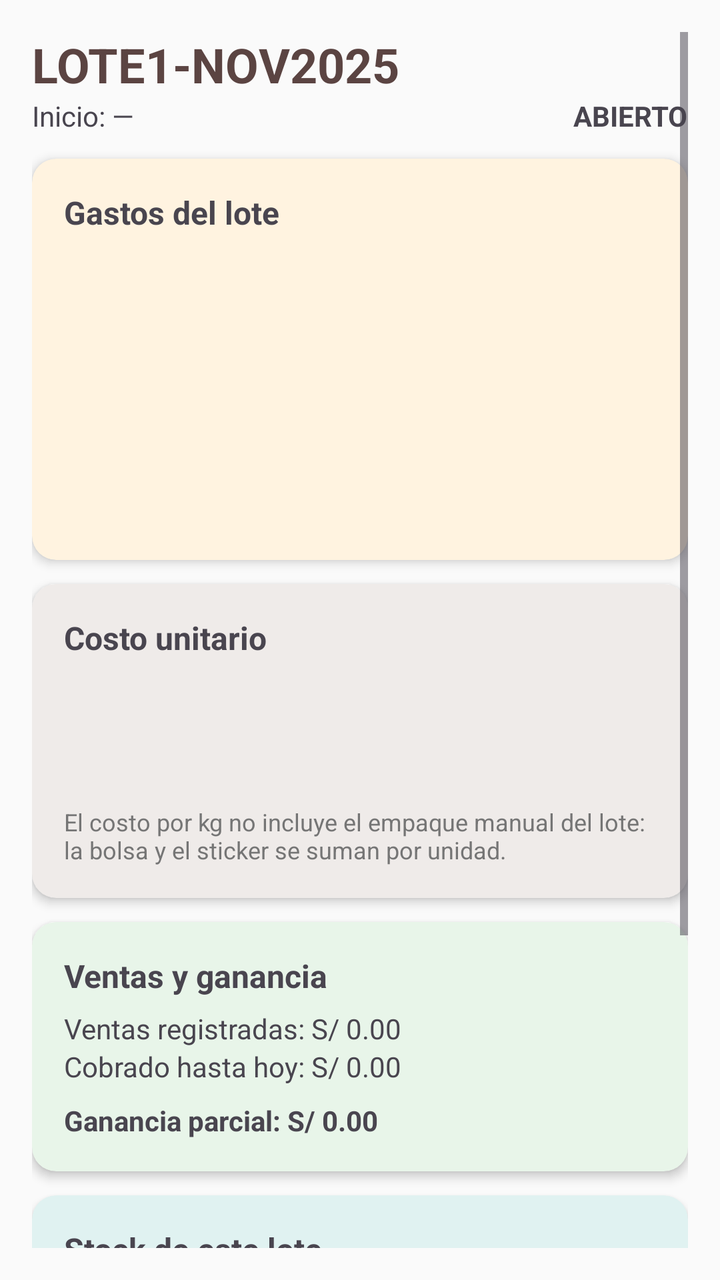
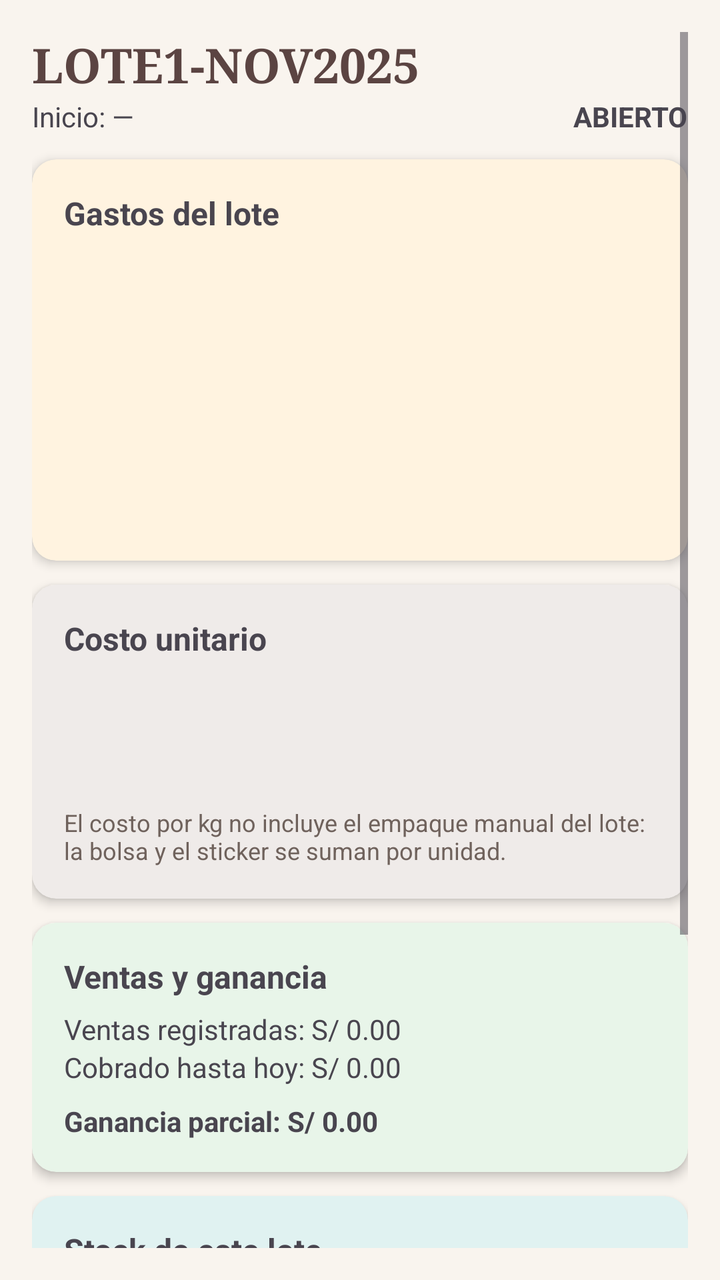

Before-and-after screenshots of an Android layout around one commit, followed by the original layout XML and the change that was made.
<!-- AndroidManifest.xml: application theme Theme.CajaiCafeAdministracion -->
<!-- res/layout/activity_lote_detalle.xml -->
<?xml version="1.0" encoding="utf-8"?>
<ScrollView xmlns:android="http://schemas.android.com/apk/res/android"
    xmlns:card_view="http://schemas.android.com/apk/res-auto"
    android:layout_width="match_parent"
    android:layout_height="match_parent"
    android:background="#FAFAFA"
    android:padding="16dp">

    <LinearLayout
        android:orientation="vertical"
        android:layout_width="match_parent"
        android:layout_height="wrap_content">

        <TextView android:id="@+id/tvDetCodigo" android:text="LOTE1-NOV2025" android:textSize="24sp" android:textStyle="bold" android:textColor="@color/cafeOscuro" android:layout_width="match_parent" android:layout_height="wrap_content" />
        <LinearLayout android:orientation="horizontal" android:layout_width="match_parent" android:layout_height="wrap_content" android:layout_marginBottom="12dp">
            <TextView android:id="@+id/tvDetFecha" android:text="Inicio: —" android:layout_width="0dp" android:layout_weight="1" android:layout_height="wrap_content" />
            <TextView android:id="@+id/tvDetEstado" android:text="ABIERTO" android:textStyle="bold" android:layout_width="wrap_content" android:layout_height="wrap_content" />
        </LinearLayout>

        
        <androidx.cardview.widget.CardView
            android:layout_width="match_parent" android:layout_height="wrap_content"
            android:layout_marginBottom="12dp" android:backgroundTint="#FFF3E0"
            card_view:cardCornerRadius="12dp" card_view:cardElevation="3dp">
            <LinearLayout android:orientation="vertical" android:padding="16dp" android:layout_width="match_parent" android:layout_height="wrap_content">
                <TextView android:text="Gastos del lote" android:textStyle="bold" android:textSize="16sp" android:layout_marginBottom="6dp" android:layout_width="wrap_content" android:layout_height="wrap_content" />
                <TextView android:id="@+id/tvDetPergamino" android:text="" android:layout_width="wrap_content" android:layout_height="wrap_content" />
                <TextView android:id="@+id/tvDetPilado" android:text="" android:layout_width="wrap_content" android:layout_height="wrap_content" />
                <TextView android:id="@+id/tvDetTostado" android:text="" android:layout_width="wrap_content" android:layout_height="wrap_content" />
                <TextView android:id="@+id/tvDetFlete" android:text="" android:layout_width="wrap_content" android:layout_height="wrap_content" />
                <TextView android:id="@+id/tvDetElectricidad" android:text="" android:layout_width="wrap_content" android:layout_height="wrap_content" />
                <TextView android:id="@+id/tvDetEmpaque" android:text="" android:layout_width="wrap_content" android:layout_height="wrap_content" />
                <TextView android:id="@+id/tvDetTotalGastos" android:text="" android:textStyle="bold" android:layout_marginTop="8dp" android:layout_width="wrap_content" android:layout_height="wrap_content" />
            </LinearLayout>
        </androidx.cardview.widget.CardView>

        
        <androidx.cardview.widget.CardView
            android:layout_width="match_parent" android:layout_height="wrap_content"
            android:layout_marginBottom="12dp" android:backgroundTint="#EFEBE9"
            card_view:cardCornerRadius="12dp" card_view:cardElevation="3dp">
            <LinearLayout android:orientation="vertical" android:padding="16dp" android:layout_width="match_parent" android:layout_height="wrap_content">
                <TextView android:text="Costo unitario" android:textStyle="bold" android:textSize="16sp" android:layout_marginBottom="6dp" android:layout_width="wrap_content" android:layout_height="wrap_content" />
                <TextView android:id="@+id/tvDetCostoKg" android:text="" android:textStyle="bold" android:layout_width="wrap_content" android:layout_height="wrap_content" />
                <TextView android:id="@+id/tvDetCostoBolsa12" android:text="" android:layout_marginTop="4dp" android:layout_width="wrap_content" android:layout_height="wrap_content" />
                <TextView android:id="@+id/tvDetCostoBolsa14" android:text="" android:layout_width="wrap_content" android:layout_height="wrap_content" />
                <TextView android:text="El costo por kg no incluye el empaque manual del lote: la bolsa y el sticker se suman por unidad." android:textSize="12sp" android:textColor="#757575" android:layout_marginTop="6dp" android:layout_width="wrap_content" android:layout_height="wrap_content" />
            </LinearLayout>
        </androidx.cardview.widget.CardView>

        
        <androidx.cardview.widget.CardView
            android:layout_width="match_parent" android:layout_height="wrap_content"
            android:layout_marginBottom="12dp" android:backgroundTint="#E8F5E9"
            card_view:cardCornerRadius="12dp" card_view:cardElevation="3dp">
            <LinearLayout android:orientation="vertical" android:padding="16dp" android:layout_width="match_parent" android:layout_height="wrap_content">
                <TextView android:text="Ventas y ganancia" android:textStyle="bold" android:textSize="16sp" android:layout_marginBottom="6dp" android:layout_width="wrap_content" android:layout_height="wrap_content" />
                <TextView android:id="@+id/tvDetVentaBruta" android:text="Ventas registradas: S/ 0.00" android:layout_width="wrap_content" android:layout_height="wrap_content" />
                <TextView android:id="@+id/tvDetCobrado" android:text="Cobrado hasta hoy: S/ 0.00" android:layout_width="wrap_content" android:layout_height="wrap_content" />
                <TextView android:id="@+id/tvDetGanancia" android:text="Ganancia parcial: S/ 0.00" android:textStyle="bold" android:layout_marginTop="8dp" android:layout_width="wrap_content" android:layout_height="wrap_content" />
            </LinearLayout>
        </androidx.cardview.widget.CardView>

        
        <androidx.cardview.widget.CardView
            android:layout_width="match_parent" android:layout_height="wrap_content"
            android:layout_marginBottom="12dp" android:backgroundTint="#E0F2F1"
            card_view:cardCornerRadius="12dp" card_view:cardElevation="3dp">
            <LinearLayout android:orientation="vertical" android:padding="16dp" android:layout_width="match_parent" android:layout_height="wrap_content">
                <TextView android:text="Stock de este lote" android:textStyle="bold" android:textSize="16sp" android:layout_marginBottom="6dp" android:layout_width="wrap_content" android:layout_height="wrap_content" />
                <LinearLayout android:orientation="horizontal" android:weightSum="2" android:layout_width="match_parent" android:layout_height="wrap_content">
                    <LinearLayout android:orientation="vertical" android:gravity="center" android:layout_width="0dp" android:layout_weight="1" android:layout_height="wrap_content">
                        <TextView android:id="@+id/tvDetStock12" android:text="0" android:textSize="28sp" android:textStyle="bold" android:layout_width="wrap_content" android:layout_height="wrap_content" />
                        <TextView android:text="Bolsas 1/2 kg" android:layout_width="wrap_content" android:layout_height="wrap_content" />
                    </LinearLayout>
                    <LinearLayout android:orientation="vertical" android:gravity="center" android:layout_width="0dp" android:layout_weight="1" android:layout_height="wrap_content">
                        <TextView android:id="@+id/tvDetStock14" android:text="0" android:textSize="28sp" android:textStyle="bold" android:layout_width="wrap_content" android:layout_height="wrap_content" />
                        <TextView android:text="Bolsas 1/4 kg" android:layout_width="wrap_content" android:layout_height="wrap_content" />
                    </LinearLayout>
                </LinearLayout>
                <Button
                    android:id="@+id/btnRegistrarEmpacado"
                    android:layout_width="match_parent" android:layout_height="wrap_content"
                    android:layout_marginTop="12dp"
                    android:backgroundTint="@color/cafeMedio" android:textColor="#FFFFFF"
                    android:text="Registrar empacado" />
            </LinearLayout>
        </androidx.cardview.widget.CardView>

        <Button
            android:id="@+id/btnCerrarLote"
            android:layout_width="match_parent" android:layout_height="wrap_content"
            android:layout_marginTop="4dp" android:layout_marginBottom="24dp"
            android:backgroundTint="@color/estadoPendiente" android:textColor="#FFFFFF"
            android:text="Cerrar lote" />

    </LinearLayout>
</ScrollView>
<!-- resources referenced by this layout -->
<resources>
  <color name="cafeMedio">#6D4C41</color>
  <color name="cafeOscuro">#5B4442</color>
  <color name="estadoPendiente">#F44336</color>
  <style name="Theme.CajaiCafeAdministracion" parent="Base.Theme.CajaiCafeAdministracion" />
  <style name="Base.Theme.CajaiCafeAdministracion" parent="Theme.Material3.DayNight.NoActionBar">
          
          
      </style>
</resources>

<!-- the commit's change to res/layout/activity_lote_detalle.xml (unified diff, before → after) -->
@@ -3,7 +3,7 @@
     xmlns:card_view="http://schemas.android.com/apk/res-auto"
     android:layout_width="match_parent"
     android:layout_height="match_parent"
-    android:background="#FAFAFA"
+    android:background="@color/fondo"
     android:padding="16dp">
 
     <LinearLayout
@@ -11,7 +11,7 @@
         android:layout_width="match_parent"
         android:layout_height="wrap_content">
 
-        <TextView android:id="@+id/tvDetCodigo" android:text="LOTE1-NOV2025" android:textSize="24sp" android:textStyle="bold" android:textColor="@color/cafeOscuro" android:layout_width="match_parent" android:layout_height="wrap_content" />
+        <TextView android:id="@+id/tvDetCodigo" android:text="LOTE1-NOV2025" android:fontFamily="serif" android:textSize="24sp" android:textStyle="bold" android:textColor="@color/textoMarca" android:layout_width="match_parent" android:layout_height="wrap_content" />
         <LinearLayout android:orientation="horizontal" android:layout_width="match_parent" android:layout_height="wrap_content" android:layout_marginBottom="12dp">
             <TextView android:id="@+id/tvDetFecha" android:text="Inicio: —" android:layout_width="0dp" android:layout_weight="1" android:layout_height="wrap_content" />
             <TextView android:id="@+id/tvDetEstado" android:text="ABIERTO" android:textStyle="bold" android:layout_width="wrap_content" android:layout_height="wrap_content" />
@@ -20,7 +20,7 @@
         
         <androidx.cardview.widget.CardView
             android:layout_width="match_parent" android:layout_height="wrap_content"
-            android:layout_marginBottom="12dp" android:backgroundTint="#FFF3E0"
+            android:layout_marginBottom="12dp" android:backgroundTint="@color/tarjetaNaranja"
             card_view:cardCornerRadius="12dp" card_view:cardElevation="3dp">
             <LinearLayout android:orientation="vertical" android:padding="16dp" android:layout_width="match_parent" android:layout_height="wrap_content">
                 <TextView android:text="Gastos del lote" android:textStyle="bold" android:textSize="16sp" android:layout_marginBottom="6dp" android:layout_width="wrap_content" android:layout_height="wrap_content" />
@@ -37,21 +37,21 @@
         
         <androidx.cardview.widget.CardView
             android:layout_width="match_parent" android:layout_height="wrap_content"
-            android:layout_marginBottom="12dp" android:backgroundTint="#EFEBE9"
+            android:layout_marginBottom="12dp" android:backgroundTint="@color/tarjetaCafe"
             card_view:cardCornerRadius="12dp" card_view:cardElevation="3dp">
             <LinearLayout android:orientation="vertical" android:padding="16dp" android:layout_width="match_parent" android:layout_height="wrap_content">
                 <TextView android:text="Costo unitario" android:textStyle="bold" android:textSize="16sp" android:layout_marginBottom="6dp" android:layout_width="wrap_content" android:layout_height="wrap_content" />
                 <TextView android:id="@+id/tvDetCostoKg" android:text="" android:textStyle="bold" android:layout_width="wrap_content" android:layout_height="wrap_content" />
                 <TextView android:id="@+id/tvDetCostoBolsa12" android:text="" android:layout_marginTop="4dp" android:layout_width="wrap_content" android:layout_height="wrap_content" />
                 <TextView android:id="@+id/tvDetCostoBolsa14" android:text="" android:layout_width="wrap_content" android:layout_height="wrap_content" />
-                <TextView android:text="El costo por kg no incluye el empaque manual del lote: la bolsa y el sticker se suman por unidad." android:textSize="12sp" android:textColor="#757575" android:layout_marginTop="6dp" android:layout_width="wrap_content" android:layout_height="wrap_content" />
+                <TextView android:text="El costo por kg no incluye el empaque manual del lote: la bolsa y el sticker se suman por unidad." android:textSize="12sp" android:textColor="@color/textoSecundario" android:layout_marginTop="6dp" android:layout_width="wrap_content" android:layout_height="wrap_content" />
             </LinearLayout>
         </androidx.cardview.widget.CardView>
 
         
         <androidx.cardview.widget.CardView
             android:layout_width="match_parent" android:layout_height="wrap_content"
-            android:layout_marginBottom="12dp" android:backgroundTint="#E8F5E9"
+            android:layout_marginBottom="12dp" android:backgroundTint="@color/tarjetaVerde"
             card_view:cardCornerRadius="12dp" card_view:cardElevation="3dp">
             <LinearLayout android:orientation="vertical" android:padding="16dp" android:layout_width="match_parent" android:layout_height="wrap_content">
                 <TextView android:text="Ventas y ganancia" android:textStyle="bold" android:textSize="16sp" android:layout_marginBottom="6dp" android:layout_width="wrap_content" android:layout_height="wrap_content" />
@@ -64,7 +64,7 @@
         
         <androidx.cardview.widget.CardView
             android:layout_width="match_parent" android:layout_height="wrap_content"
-            android:layout_marginBottom="12dp" android:backgroundTint="#E0F2F1"
+            android:layout_marginBottom="12dp" android:backgroundTint="@color/tarjetaCeleste"
             card_view:cardCornerRadius="12dp" card_view:cardElevation="3dp">
             <LinearLayout android:orientation="vertical" android:padding="16dp" android:layout_width="match_parent" android:layout_height="wrap_content">
                 <TextView android:text="Stock de este lote" android:textStyle="bold" android:textSize="16sp" android:layout_marginBottom="6dp" android:layout_width="wrap_content" android:layout_height="wrap_content" />
<!-- resource entries referenced after the edit -->
@@ -1,12 +1,43 @@
 <!-- resources referenced by this layout -->
 <resources>
   <color name="cafeMedio">#6D4C41</color>
-  <color name="cafeOscuro">#5B4442</color>
-  <color name="estadoPendiente">#F44336</color>
+  <color name="estadoPendiente">#D32F2F</color>
+  <color name="fondo">#F9F4EE</color>
+  <color name="tarjetaCafe">#EFEBE9</color>
+  <color name="tarjetaCeleste">#E0F2F1</color>
+  <color name="tarjetaNaranja">#FFF3E0</color>
+  <color name="tarjetaVerde">#E8F5E9</color>
+  <color name="textoMarca">#5B4442</color>
+  <color name="textoSecundario">#6F625C</color>
   <style name="Theme.CajaiCafeAdministracion" parent="Base.Theme.CajaiCafeAdministracion" />
   <style name="Base.Theme.CajaiCafeAdministracion" parent="Theme.Material3.DayNight.NoActionBar">
+          <item name="colorPrimary">@color/marcaPrimario</item>
+          <item name="colorOnPrimary">@color/marcaSobrePrimario</item>
+          <item name="colorPrimaryContainer">@color/marcaContenedor</item>
+          <item name="colorOnPrimaryContainer">@color/marcaSobreContenedor</item>
+          <item name="colorSecondary">@color/marcaSecundario</item>
+          <item name="colorOnSecondary">@color/marcaSobrePrimario</item>
+          <item name="colorTertiary">@color/positivo</item>
+          <item name="android:colorBackground">@color/fondo</item>
+          <item name="colorOnBackground">@color/texto</item>
+          <item name="colorSurface">@color/superficie</item>
+          <item name="colorOnSurface">@color/texto</item>
+          <item name="colorOnSurfaceVariant">@color/textoSecundario</item>
+          <item name="colorOutline">@color/borde</item>
           
-          
+          <item name="android:statusBarColor">@color/cafeProfundo</item>
+          <item name="android:navigationBarColor">@color/cafeProfundo</item>
+          <item name="android:windowLightStatusBar">false</item>
       </style>
+  <color name="marcaPrimario">#6D4C41</color>
+  <color name="marcaSobrePrimario">#FFFFFF</color>
+  <color name="marcaContenedor">#F3E3D8</color>
+  <color name="marcaSobreContenedor">#2B1F1D</color>
+  <color name="marcaSecundario">#8D6E63</color>
+  <color name="positivo">#2E7D32</color>
+  <color name="texto">#2B1F1D</color>
+  <color name="superficie">#FFFFFF</color>
+  <color name="borde">#D7CCC8</color>
+  <color name="cafeProfundo">#3E2723</color>
 </resources>
 
